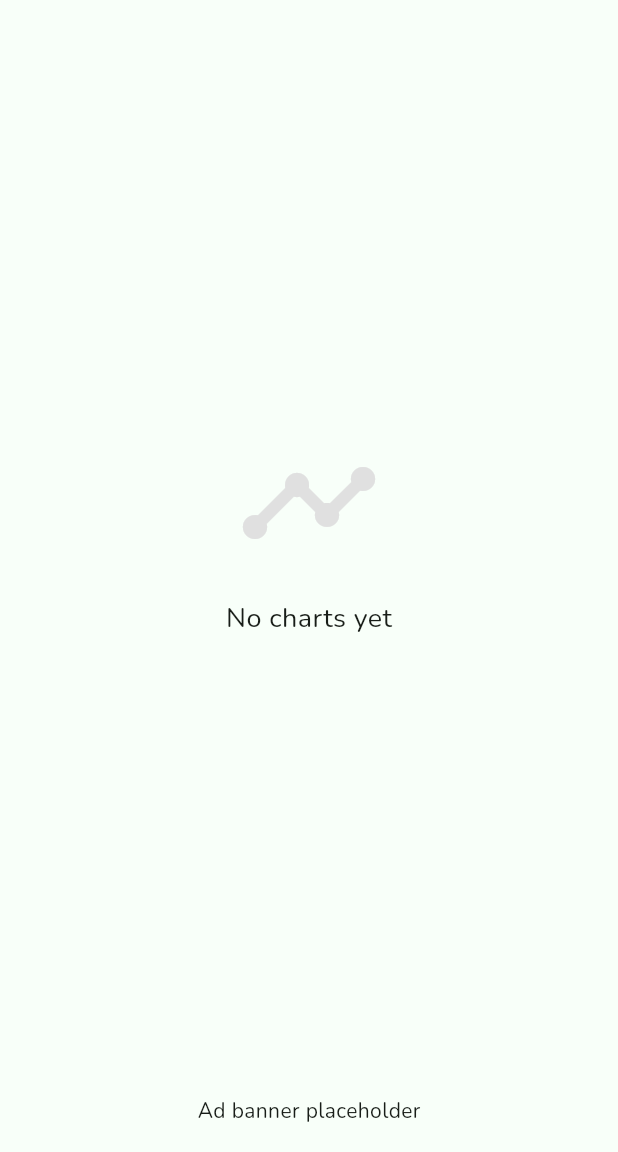
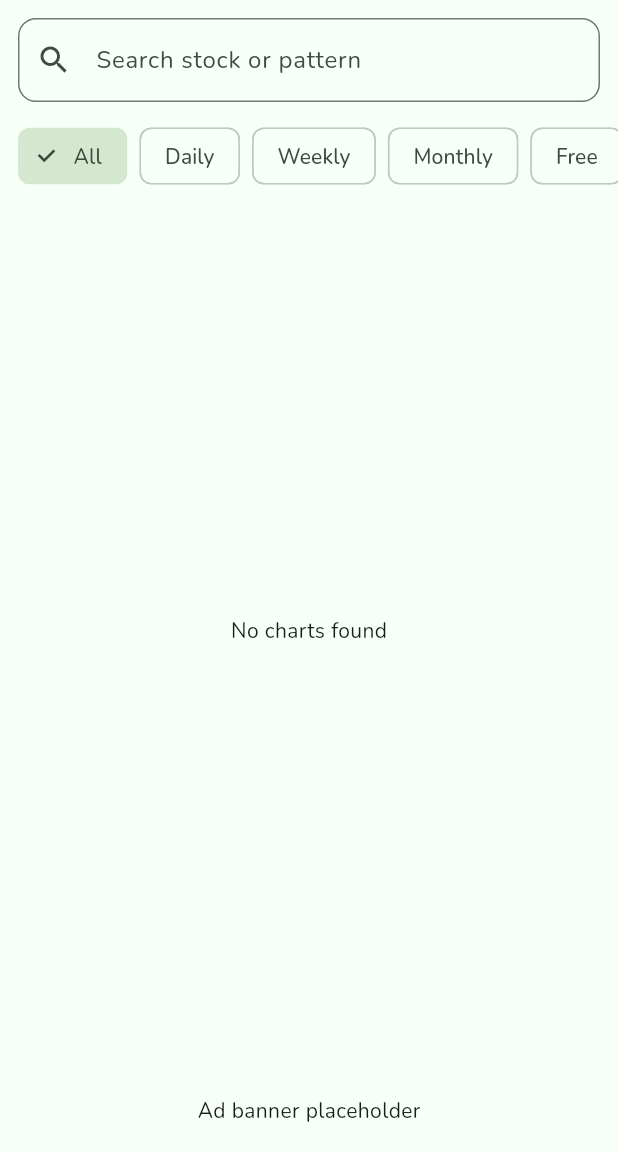
Before and after one commit to breakouttradeapp-bot/BTNew, a Flutter app: the screen it shows after launch, on a phone screen of 412 x 824 dp, the part 84-1236 px from its top. Run offline on Flutter 3.47's test engine with Material 3 defaults, Android fonts, the phone set to English and light mode, and no system bars; our stand-ins replace cached_network_image, cloud_firestore, device_info_plus, firebase_core, firebase_messaging, firebase_storage and 5 more; accounts and stored records are empty.

Commit message:
feat: wire firebase options, improve UI (search, filters), premium lock/unlock logic

```diff
--- a/lib/features/home/home_screen.dart
+++ b/lib/features/home/home_screen.dart
@@ -1,15 +1,30 @@
+import 'package:cloud_firestore/cloud_firestore.dart';
 import 'package:flutter/material.dart';
 import 'package:flutter_riverpod/flutter_riverpod.dart';
 import 'package:timeago/timeago.dart' as timeago;
 import 'home_provider.dart';
 import 'widgets/chart_card.dart';
-import '../home/widgets/premium_banner.dart';
 
-class HomeScreen extends ConsumerWidget {
+class HomeScreen extends ConsumerStatefulWidget {
   const HomeScreen({Key? key}) : super(key: key);
 
   @override
-  Widget build(BuildContext context, WidgetRef ref) {
+  ConsumerState<HomeScreen> createState() => _HomeScreenState();
+}
+
+class _HomeScreenState extends ConsumerState<HomeScreen> {
+  String filter = 'All';
+  String search = '';
+  final TextEditingController _searchController = TextEditingController();
+
+  @override
+  void dispose() {
+    _searchController.dispose();
+    super.dispose();
+  }
+
+  @override
+  Widget build(BuildContext context) {
     final chartsAsync = ref.watch(chartsStreamProvider);
 
     return Scaffold(
@@ -22,28 +37,61 @@ class HomeScreen extends ConsumerWidget {
           ),
         ],
       ),
-      body: chartsAsync.when(
+      body: Column(children: [
+        Padding(
+          padding: const EdgeInsets.all(12.0),
+          child: TextField(
+            controller: _searchController,
+            decoration: InputDecoration(prefixIcon: const Icon(Icons.search), hintText: 'Search stock or pattern', border: OutlineInputBorder(borderRadius: BorderRadius.circular(12))),
+            onChanged: (v) => setState(() => search = v.trim().toLowerCase()),
+          ),
+        ),
+        SizedBox(
+          height: 48,
+          child: ListView(
+            scrollDirection: Axis.horizontal,
+            padding: const EdgeInsets.symmetric(horizontal: 12),
+            children: ['All', 'Daily', 'Weekly', 'Monthly', 'Free', 'Premium'].map((e) {
+              final selected = filter == e;
+              return Padding(
+                padding: const EdgeInsets.only(right: 8.0),
+                child: ChoiceChip(label: Text(e), selected: selected, onSelected: (_) => setState(() => filter = e)),
+              );
+            }).toList(),
+          ),
+        ),
+        Expanded(
+          child: chartsAsync.when(
             data: (docs) {
-          if (docs.isEmpty) {
-            return Center(child: Column(
-              mainAxisSize: MainAxisSize.min,
-              children: [
-                Icon(Icons.timeline, size: 96, color: Colors.grey[300]),
-                const SizedBox(height: 16),
-                const Text('No charts yet', style: TextStyle(fontSize: 18)),
-              ],
-            ));
+              var filtered = docs;
+              if (filter == 'Daily' || filter == 'Weekly' || filter == 'Monthly') {
+                filtered = filtered.where((d) => (d.data()['timeframe'] ?? '').toString().toLowerCase() == filter.toLowerCase()).toList();
               }
+              if (filter == 'Free') {
+                filtered = filtered.where((d) => (d.data()['isPremium'] ?? false) == false).toList();
+              }
+              if (filter == 'Premium') {
+                filtered = filtered.where((d) => (d.data()['isPremium'] ?? false) == true).toList();
+              }
+              if (search.isNotEmpty) {
+                filtered = filtered.where((d) {
+                  final data = d.data();
+                  final name = (data['stockName'] ?? '').toString().toLowerCase();
+                  final pattern = (data['pattern'] ?? '').toString().toLowerCase();
+                  return name.contains(search) || pattern.contains(search);
+                }).toList();
+              }
+
+              if (filtered.isEmpty) return const Center(child: Text('No charts found'));
+
               return RefreshIndicator(
-            onRefresh: () async {
-              // simple refresh — Riverpod stream updates automatically
-            },
+                onRefresh: () async {},
                 child: ListView.separated(
                   padding: const EdgeInsets.all(12),
-              itemCount: docs.length,
+                  itemCount: filtered.length,
                   separatorBuilder: (_, __) => const SizedBox(height: 12),
                   itemBuilder: (context, index) {
-                final doc = docs[index];
+                    final doc = filtered[index];
                     final data = doc.data()!;
                     return ChartCard(
                       docId: doc.id,
@@ -59,9 +107,15 @@ class HomeScreen extends ConsumerWidget {
                 ),
               );
             },
-        loading: () => const Center(child: CircularProgressIndicator()),
+            loading: () => ListView.builder(
+              padding: const EdgeInsets.all(12),
+              itemBuilder: (_, __) => const SizedBox(height: 200, child: Card(child: Center(child: CircularProgressIndicator()))),
+              itemCount: 6,
+            ),
             error: (e, st) => Center(child: Text('Error: $e')),
           ),
+        ),
+      ]),
       bottomNavigationBar: SizedBox(
         height: 56,
         child: Center(child: Text('Ad banner placeholder')),
--- a/lib/main.dart
+++ b/lib/main.dart
@@ -11,12 +11,13 @@ import 'features/home/home_screen.dart';
 import 'features/onboarding/onboarding_screen.dart';
 import 'features/premium/payment_pending_screen.dart';
 import 'features/premium/premium_screen.dart';
+import 'firebase_options.dart';
 
 // NOTE: generate firebase_options.dart via FlutterFire CLI and replace below.
 // import 'firebase_options.dart';
 
 Future<void> _firebaseMessagingBackgroundHandler(RemoteMessage message) async {
-  await Firebase.initializeApp();
+  await Firebase.initializeApp(options: DefaultFirebaseOptions.currentPlatform);
   // optionally handle background messages
   await NotificationService().showLocalNotification(
     title: message.notification?.title ?? 'BreakoutTrade',
@@ -26,7 +27,7 @@ Future<void> _firebaseMessagingBackgroundHandler(RemoteMessage message) async {
 
 void main() async {
   WidgetsFlutterBinding.ensureInitialized();
-  await Firebase.initializeApp();
+  await Firebase.initializeApp(options: DefaultFirebaseOptions.currentPlatform);
   FirebaseMessaging.onBackgroundMessage(_firebaseMessagingBackgroundHandler);
   await AdMobService.initialize();
   await NotificationService().init();
```
Also changed, not shown: lib/features/home/widgets/chart_card.dart (added, +168 -0 lines), admin_app/lib/firebase_options.dart (added), lib/firebase_options.dart (added). Lines whose indentation alone changed are shown as unchanged.
